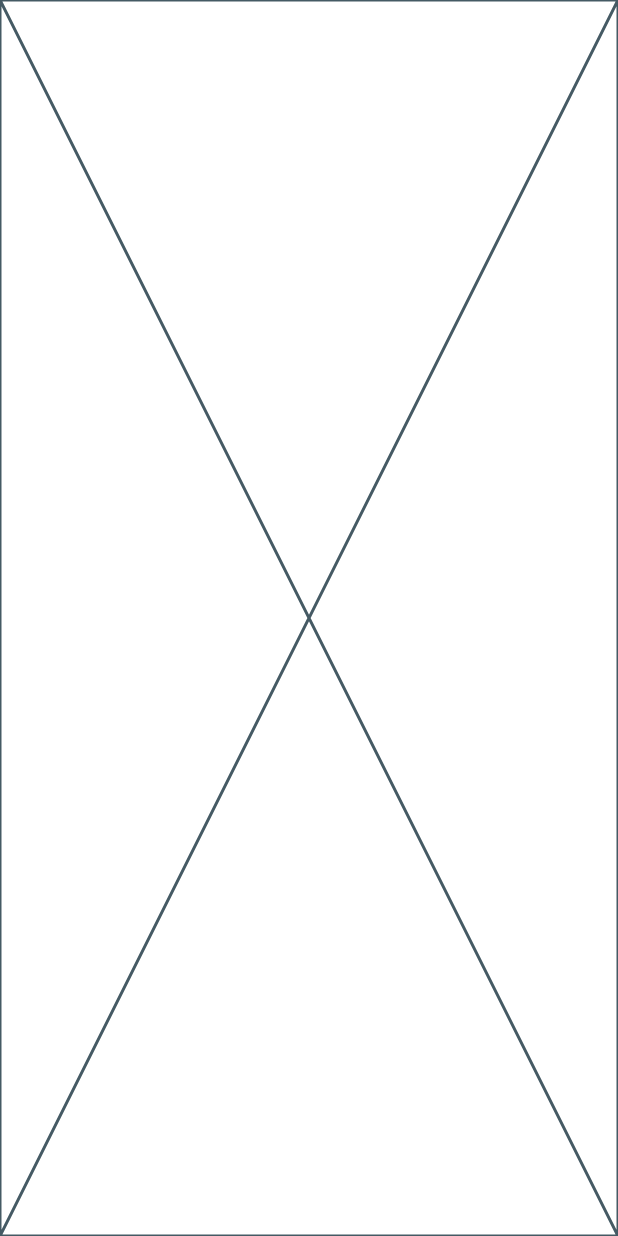
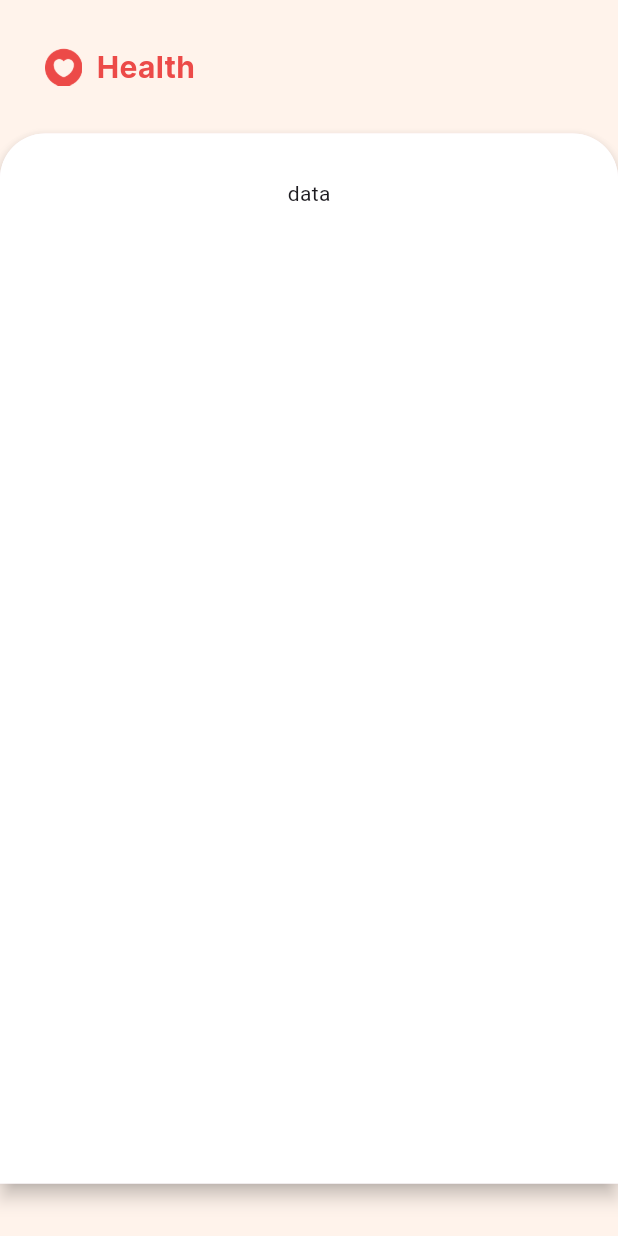
Before and after one commit to Izkumberdu/purokonek, a Flutter app: the screen it shows after launch, after a tap on "Health", on a phone screen of 412 x 824 dp. Run offline on Flutter 3.47's test engine with Material 3 defaults, Android fonts, the phone set to English and light mode, and no system bars; our stand-ins replace dash_chat_2, flutter_gemini, google_fonts, google_maps_flutter, image_picker; missing offline and left inert: google_maps_flutter_android, google_maps_flutter_platform_interface.

Commit message:
health and homepage

```diff
--- a/lib/Screens/health.dart
+++ b/lib/Screens/health.dart
@@ -1,4 +1,7 @@
 import 'package:flutter/cupertino.dart';
+import 'package:flutter/material.dart';
+import 'package:flutter/widgets.dart';
+import 'package:google_fonts/google_fonts.dart';
 
 class HealthPage extends StatefulWidget {
   const HealthPage({super.key});
@@ -10,6 +13,75 @@ class HealthPage extends StatefulWidget {
 class _HealthPageState extends State<HealthPage> {
   @override
   Widget build(BuildContext context) {
-    return const Placeholder();
+    final Size screenSize = MediaQuery.of(context).size;
+
+    return Scaffold(
+      body: Stack(
+        children: [
+          Container(
+            color: const Color(0xFFFFF3EB),
+            width: screenSize.width,
+            height: screenSize.height,
+          ),
+          SingleChildScrollView(
+            child: Column(
+              children: [
+                Padding(
+                  padding: const EdgeInsets.all(30.0),
+                  child: Align(
+                    alignment: Alignment.topLeft,
+                    child: Container(
+                      width: 100,
+                      child: Row(
+                        children: [
+                          Image.asset(
+                            'assets/icons/health_icon.png',
+                            width: 25,
+                            height: 25,
+                          ),
+                          const Spacer(),
+                          Text(
+                            'Health',
+                            style: GoogleFonts.inter(
+                                fontSize: 20,
+                                fontWeight: FontWeight.bold,
+                                color: const Color(0xFFEC4A48)),
+                          )
+                        ],
+                      ),
+                    ),
+                  ),
+                ),
+                Material(
+                  elevation: 5.0, // Adjust elevation as needed
+                  borderRadius: const BorderRadius.only(
+                    topLeft: Radius.circular(30.0),
+                    topRight: Radius.circular(30.0),
+                  ),
+                  child: Container(
+                    width: double
+                        .infinity, // Use double.infinity to match screen width
+                    height: 700,
+                    decoration: const BoxDecoration(
+                      color: Colors.white,
+                      borderRadius: BorderRadius.only(
+                        topLeft: Radius.circular(30.0),
+                        topRight: Radius.circular(30.0),
+                      ),
+                    ),
+                    child: Padding(
+                      padding: EdgeInsets.all(30),
+                      child: Column(
+                        children: [Text('data')],
+                      ),
+                    ),
+                  ),
+                ),
+              ],
+            ),
+          )
+        ],
+      ),
+    );
   }
 }
```
Also changed, not shown: pubspec.lock.
